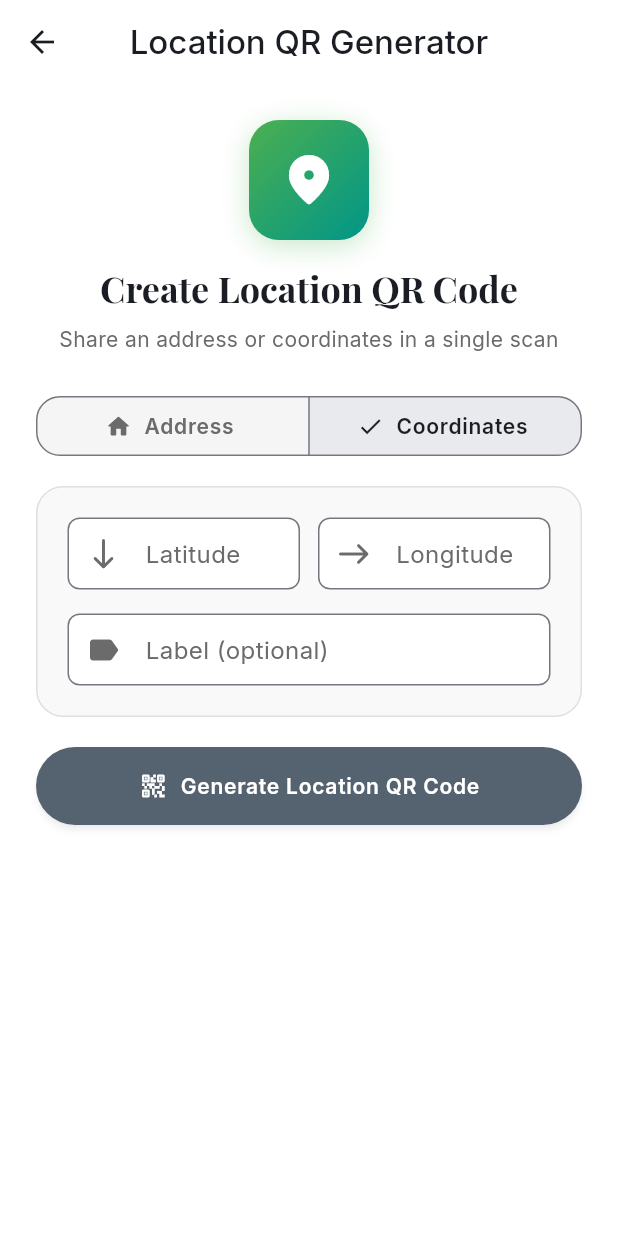
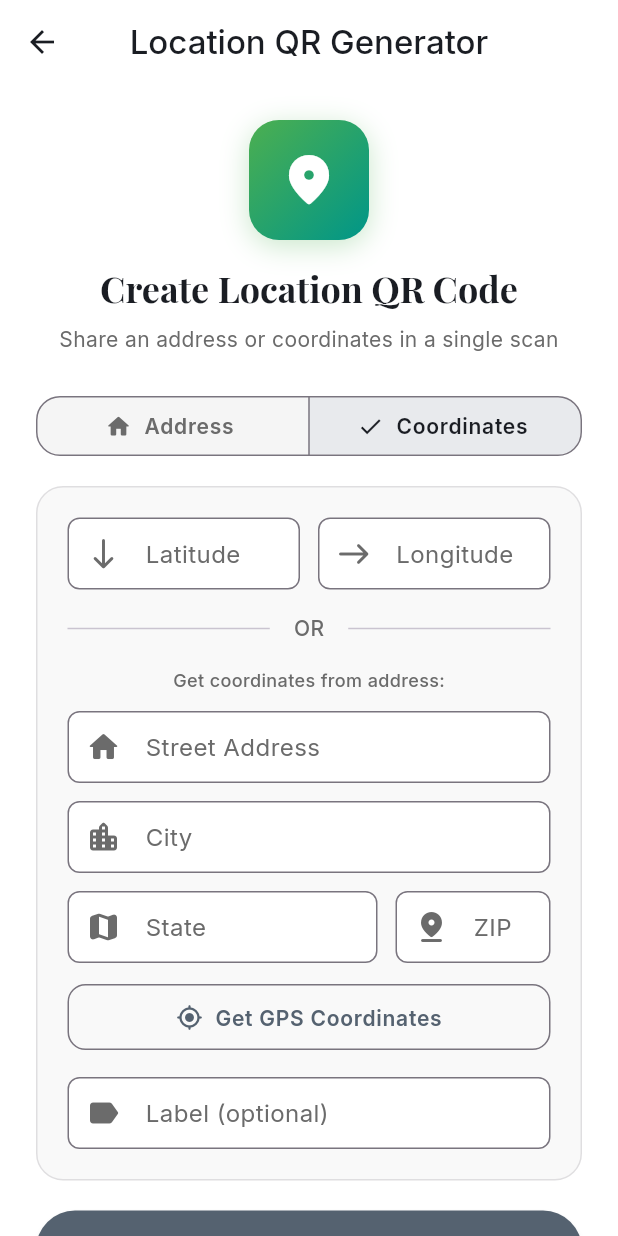
Before and after one commit to Xananthium/FREE-QR-CODE-APP, a Flutter app: the LocationGeneratorScreen screen opened by its route, after a tap on "Coordinates", on a phone screen of 412 x 824 dp. Run offline on Flutter 3.47's test engine with Material 3 defaults, Android fonts, the phone set to English and light mode, and no system bars; our stand-ins replace flutter_colorpicker, flutter_contacts, go_router, google_fonts, qr_flutter, share_plus and 1 more; missing offline and left inert: gal, universal_html; accounts and stored records are empty.

Commit message:
Reorganize location screen - move geocoding to Coordinates mode
User feedback: "Get GPS Coordinates" should be in Coordinates mode, not Address mode.

Before:
- Address mode: Street/City/State/ZIP + "Get GPS Coordinates" button (confusing!)
- Coordinates mode: Just lat/long fields

After:
- Address mode: Just Street/City/State/ZIP manual entry → generates address QR
- Coordinates mode:
  * Manual lat/long entry at top
  * OR divider
  * Address fields + "Get GPS Coordinates" button below
  * Fills lat/long fields when geocoding succeeds

This makes way more sense:
- Address mode = manually enter address
- Coordinates mode = manually enter coords OR convert address to coords

Geocoding now uses separate controllers (_geoStreetController, etc.) to avoid
confusion with the Address mode controllers.

Flow example (Coordinates mode):
1. Enter address: "1600 Amphitheatre Pkwy, Mountain View, CA 94043"
2. Click "Get GPS Coordinates"
3. Lat/Long fields auto-fill: 37.422000, -122.084100
4. Generate QR code with precise coordinates

All features working on Android.

Co-Authored-By: Claude Sonnet 4.5 <noreply@anthropic.com>

```diff
--- a/barcode_app/lib/screens/location_generator_screen.dart
+++ b/barcode_app/lib/screens/location_generator_screen.dart
@@ -36,6 +36,12 @@ class _LocationGeneratorScreenState extends State<LocationGeneratorScreen> {
   final _latitudeController = TextEditingController();
   final _longitudeController = TextEditingController();
 
+  // Geocoding fields (for converting address to coordinates)
+  final _geoStreetController = TextEditingController();
+  final _geoCityController = TextEditingController();
+  final _geoStateController = TextEditingController();
+  final _geoZipController = TextEditingController();
+
   final _labelController = TextEditingController();
 
   LocationMode _mode = LocationMode.address;
@@ -51,6 +57,10 @@ class _LocationGeneratorScreenState extends State<LocationGeneratorScreen> {
     _zipController.dispose();
     _latitudeController.dispose();
     _longitudeController.dispose();
+    _geoStreetController.dispose();
+    _geoCityController.dispose();
+    _geoStateController.dispose();
+    _geoZipController.dispose();
     _labelController.dispose();
     super.dispose();
   }
@@ -128,6 +138,39 @@ class _LocationGeneratorScreenState extends State<LocationGeneratorScreen> {
     return parts.join(', ');
   }
 
+  /// Format geocoding address parts
+  String _formatGeocodingAddress() {
+    final parts = <String>[];
+
+    final street = _geoStreetController.text.trim();
+    if (street.isNotEmpty) {
+      parts.add(street);
+    }
+
+    final city = _geoCityController.text.trim();
+    final state = _geoStateController.text.trim();
+    final zip = _geoZipController.text.trim();
+
+    final cityStateParts = <String>[];
+    if (city.isNotEmpty) {
+      cityStateParts.add(city);
+    }
+
+    if (state.isNotEmpty && zip.isNotEmpty) {
+      cityStateParts.add('$state $zip');
+    } else if (state.isNotEmpty) {
+      cityStateParts.add(state);
+    } else if (zip.isNotEmpty) {
+      cityStateParts.add(zip);
+    }
+
+    if (cityStateParts.isNotEmpty) {
+      parts.add(cityStateParts.join(', '));
+    }
+
+    return parts.join(', ');
+  }
+
   /// Convert address to GPS coordinates using Nominatim (OpenStreetMap) API
   /// This is a free, privacy-friendly geocoding service with no API key required
   Future<void> _getCoordinatesFromAddress() async {
@@ -138,12 +181,12 @@ class _LocationGeneratorScreenState extends State<LocationGeneratorScreen> {
 
     try {
       // Validate at least some address fields are filled
-      if (_streetController.text.trim().isEmpty &&
-          _cityController.text.trim().isEmpty) {
+      if (_geoStreetController.text.trim().isEmpty &&
+          _geoCityController.text.trim().isEmpty) {
         throw Exception('Please enter at least a street address or city');
       }
 
-      final address = _formatAddress();
+      final address = _formatGeocodingAddress();
 
       // Call Nominatim API (OpenStreetMap)
       final encodedAddress = Uri.encodeComponent(address);
@@ -169,9 +212,8 @@ class _LocationGeneratorScreenState extends State<LocationGeneratorScreen> {
         final lat = double.parse(location['lat']);
         final lon = double.parse(location['lon']);
 
-        // Switch to coordinates mode and fill in the values
+        // Fill in the coordinate values
         setState(() {
-          _mode = LocationMode.coordinates;
           _latitudeController.text = lat.toStringAsFixed(6);
           _longitudeController.text = lon.toStringAsFixed(6);
           _isGeocoding = false;
@@ -405,6 +447,7 @@ class _LocationGeneratorScreenState extends State<LocationGeneratorScreen> {
       child: Column(
         children: [
           if (_mode == LocationMode.address) ...[
+            // Simple address entry
             _buildTextField(
               controller: _streetController,
               label: 'Street Address',
@@ -446,29 +489,8 @@ class _LocationGeneratorScreenState extends State<LocationGeneratorScreen> {
                 ),
               ],
             ),
-            const SizedBox(height: 12),
-            // Get Coordinates button
-            SizedBox(
-              width: double.infinity,
-              child: OutlinedButton.icon(
-                onPressed: _isGeocoding ? null : _getCoordinatesFromAddress,
-                icon: _isGeocoding
-                    ? const SizedBox(
-                        width: 16,
-                        height: 16,
-                        child: CircularProgressIndicator(strokeWidth: 2),
-                      )
-                    : const Icon(Icons.my_location_rounded),
-                label: Text(_isGeocoding ? 'Finding...' : 'Get GPS Coordinates'),
-                style: OutlinedButton.styleFrom(
-                  padding: const EdgeInsets.symmetric(vertical: 12),
-                  shape: RoundedRectangleBorder(
-                    borderRadius: BorderRadius.circular(12),
-                  ),
-                ),
-              ),
-            ),
           ] else ...[
+            // Coordinates mode: Manual entry OR convert from address
             Row(
               children: [
                 Expanded(
@@ -495,6 +517,94 @@ class _LocationGeneratorScreenState extends State<LocationGeneratorScreen> {
                   ),
                 ),
               ],
+            ),
+            const SizedBox(height: 16),
+            // Divider with "OR"
+            Row(
+              children: [
+                const Expanded(child: Divider()),
+                Padding(
+                  padding: const EdgeInsets.symmetric(horizontal: 16),
+                  child: Text(
+                    'OR',
+                    style: TextStyle(
+                      color: colorScheme.onSurfaceVariant,
+                      fontWeight: FontWeight.w500,
+                    ),
+                  ),
+                ),
+                const Expanded(child: Divider()),
+              ],
+            ),
+            const SizedBox(height: 16),
+            // Address to coordinates converter
+            Text(
+              'Get coordinates from address:',
+              style: TextStyle(
+                color: colorScheme.onSurfaceVariant,
+                fontSize: 12,
+                fontWeight: FontWeight.w500,
+              ),
+            ),
+            const SizedBox(height: 12),
+            _buildTextField(
+              controller: _geoStreetController,
+              label: 'Street Address',
+              hint: '1600 Amphitheatre Pkwy',
+              icon: Icons.home_rounded,
+            ),
+            const SizedBox(height: 12),
+            _buildTextField(
+              controller: _geoCityController,
+              label: 'City',
+              hint: 'Mountain View',
+              icon: Icons.location_city_rounded,
+            ),
+            const SizedBox(height: 12),
+            Row(
+              children: [
+                Expanded(
+                  flex: 2,
+                  child: _buildTextField(
+                    controller: _geoStateController,
+                    label: 'State',
+                    hint: 'CA',
+                    icon: Icons.map_rounded,
+                  ),
+                ),
+                const SizedBox(width: 12),
+                Expanded(
+                  child: _buildTextField(
+                    controller: _geoZipController,
+                    label: 'ZIP',
+                    hint: '94043',
+                    icon: Icons.pin_drop_rounded,
+                    keyboardType: TextInputType.number,
+                  ),
+                ),
+              ],
+            ),
+            const SizedBox(height: 12),
+            // Get Coordinates button
+            SizedBox(
+              width: double.infinity,
+              child: OutlinedButton.icon(
+                onPressed: _isGeocoding ? null : _getCoordinatesFromAddress,
+                icon: _isGeocoding
+                    ? const SizedBox(
+                        width: 16,
+                        height: 16,
+                        child: CircularProgressIndicator(strokeWidth: 2),
+                      )
+                    : const Icon(Icons.my_location_rounded),
+                label: Text(_isGeocoding ? 'Finding...' : 'Get GPS Coordinates'),
+                style: OutlinedButton.styleFrom(
+                  padding: const EdgeInsets.symmetric(vertical: 12),
+                  shape: RoundedRectangleBorder(
+                    borderRadius: BorderRadius.circular(12),
+                  ),
+                ),
+              ),
             ),
           ],
           const SizedBox(height: 16),
```
